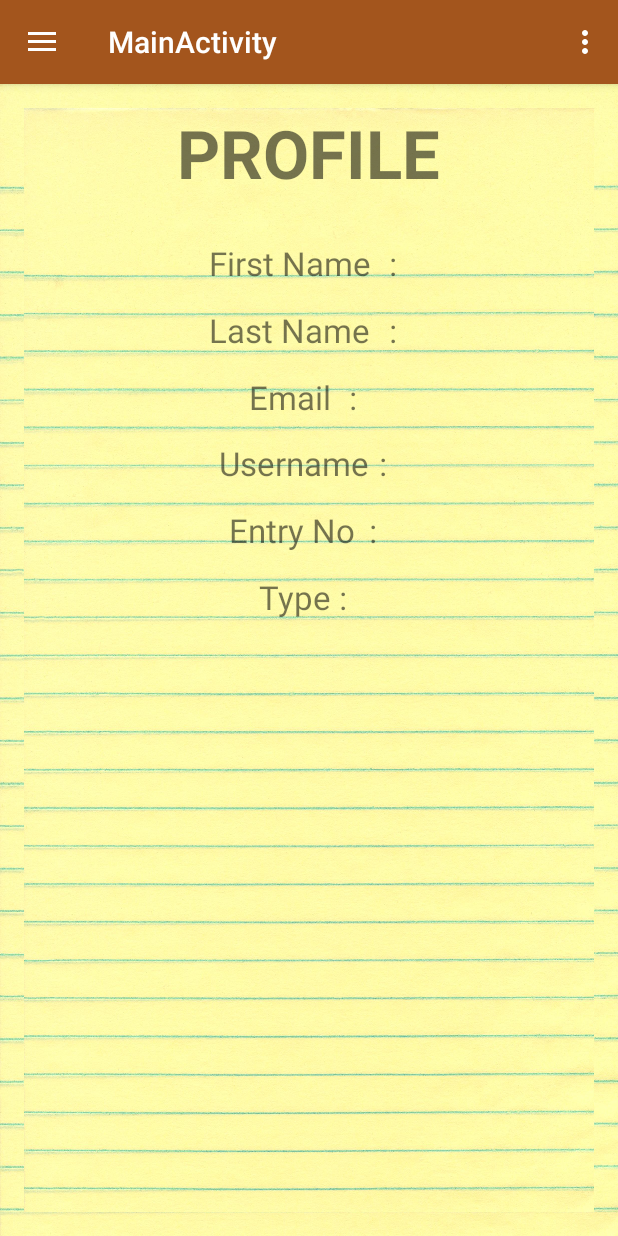
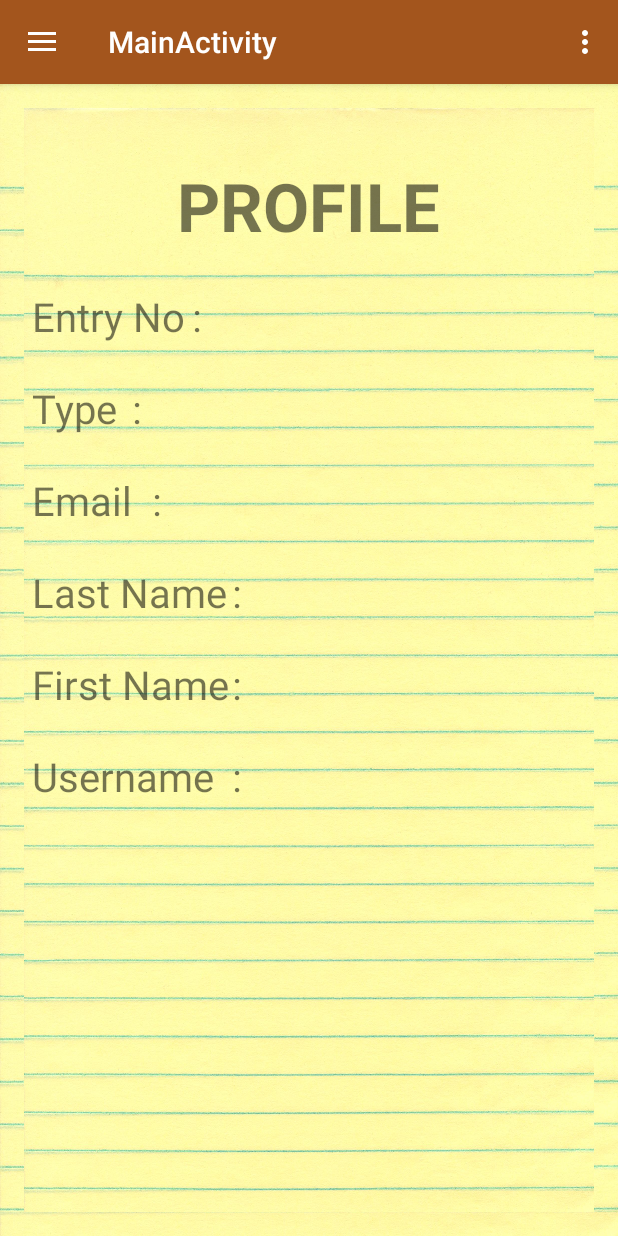
Before and after one commit to cruck12/MoodleApp, an Android app: the fragment Profile_Fragment placed in its activity, on a phone screen of 412 x 824 dp. Run offline under Robolectric (Android 15) with nearby library versions, the phone set to English and light mode, and no system bars.

Commit message:
Updated: UI of profile page

```diff
--- a/app/src/main/res/layout/content_login.xml
+++ b/app/src/main/res/layout/content_login.xml
@@ -12,8 +12,7 @@
     app:layout_behavior="@string/appbar_scrolling_view_behavior"
     tools:context="com.sahil.moodleapp.LoginActivity"
     tools:showIn="@layout/activity_login"
-    android:background="@drawable/yellowlinedpad"
-    >
+    android:background="@drawable/yellowlinedpad">
 
     <TextView
         android:layout_width="wrap_content"
--- a/app/src/main/res/layout/fragment_profile_.xml
+++ b/app/src/main/res/layout/fragment_profile_.xml
@@ -5,7 +5,10 @@
     tools:context="com.sahil.moodleapp.Profile_Fragment"
     android:background="@drawable/yellowlinedpad">
 
-    <!-- TODO: Update blank fragment layout -->
+    <RelativeLayout
+        android:layout_width="match_parent"
+        android:layout_height="match_parent">
+
         <TextView
             android:layout_width="wrap_content"
             android:layout_height="wrap_content"
@@ -13,66 +16,76 @@
             android:textSize="20pt"
             android:text="PROFILE"
             android:textStyle="bold"
+            android:id="@+id/textView"
+            android:layout_centerHorizontal="true"
+            android:layout_marginTop="35dp"/>
+
+        <TextView
+            android:id="@+id/profile_entryNo"
+            android:layout_width="wrap_content"
+            android:layout_height="wrap_content"
+            android:textSize="12pt"
+            android:text="Entry No"
+            android:layout_below="@+id/textView"
+            android:paddingTop="25dp"
+            android:paddingLeft="5dp"
+             />
+
+        <TextView
+            android:id="@+id/profile_type"
+            android:layout_width="wrap_content"
+            android:layout_height="wrap_content"
+            android:textSize="12pt"
+            android:text="Type"
+            android:layout_below="@+id/profile_entryNo"
+            android:paddingTop="25dp"
+            android:paddingLeft="5dp"
+            />
+
+        <TextView
+            android:id="@+id/profile_email"
+            android:layout_width="wrap_content"
+            android:layout_height="wrap_content"
+            android:textSize="12pt"
+            android:text="Email"
+            android:layout_below="@+id/profile_type"
+            android:paddingTop="25dp"
+            android:paddingLeft="5dp"
+            />
+
+        <TextView
+            android:id="@+id/profile_lastName"
+            android:layout_width="wrap_content"
+            android:layout_height="wrap_content"
+            android:textSize="12pt"
+            android:text="Last Name"
+            android:layout_below="@+id/profile_email"
+            android:paddingTop="25dp"
+            android:paddingLeft="5dp"
             />
 
         <TextView
             android:id="@+id/profile_firstName"
             android:layout_width="wrap_content"
             android:layout_height="wrap_content"
-        android:textSize="10pt"
+            android:textSize="12pt"
             android:text="First Name"
-        android:layout_gravity="center_horizontal"
-        android:layout_marginTop="40pt"
-        />
-
-    <TextView
-        android:id="@+id/profile_lastName"
-        android:layout_width="wrap_content"
-        android:layout_height="wrap_content"
-        android:textSize="10pt"
-        android:text="Last Name"
-        android:layout_gravity="center_horizontal"
-        android:layout_marginTop="60pt"
-        />
-
-    <TextView
-        android:id="@+id/profile_email"
-        android:layout_width="wrap_content"
-        android:layout_height="wrap_content"
-        android:textSize="10pt"
-        android:text="Email"
-        android:layout_gravity="center_horizontal"
-        android:layout_marginTop="80pt"
-        />
+            android:layout_below="@+id/profile_lastName"
+            android:paddingTop="25dp"
+            android:paddingLeft="5dp"/>
 
         <TextView
             android:id="@+id/profile_username"
             android:layout_width="wrap_content"
             android:layout_height="wrap_content"
-        android:textSize="10pt"
+            android:textSize="12pt"
             android:text="Username"
-        android:layout_gravity="center_horizontal"
-        android:layout_marginTop="100pt"
+            android:layout_below="@+id/profile_firstName"
+            android:paddingTop="25dp"
+            android:paddingLeft="5dp"
             />
 
-    <TextView
-        android:id="@+id/profile_entryNo"
-        android:layout_width="wrap_content"
-        android:layout_height="wrap_content"
-        android:textSize="10pt"
-        android:text="Entry No"
-        android:layout_gravity="center_horizontal"
-        android:layout_marginTop="120pt"
-        />
+    </RelativeLayout>
 
-    <TextView
-        android:id="@+id/profile_type"
-        android:layout_width="wrap_content"
-        android:layout_height="wrap_content"
-        android:textSize="10pt"
-        android:text="Type"
-        android:layout_gravity="center_horizontal"
-        android:layout_marginTop="140pt"
-        />
 
 </FrameLayout>
```
Lines whose indentation alone changed are shown as unchanged.
